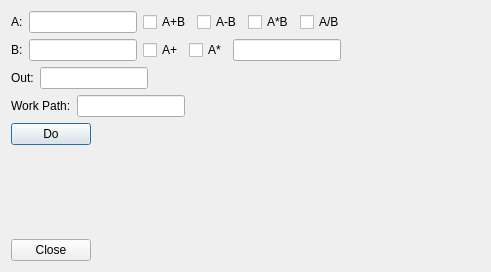
Qt form CroCo/arithmetic.ui (DPSablowski/croco) before a commit.
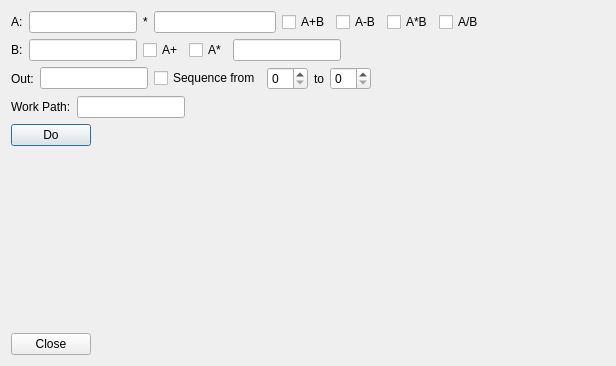
The same form after that commit.

Diff of the .ui file:
```diff
--- a/CroCo/arithmetic.ui
+++ b/CroCo/arithmetic.ui
@@ -6,15 +6,15 @@
    <rect>
     <x>0</x>
     <y>0</y>
-    <width>491</width>
-    <height>272</height>
+    <width>616</width>
+    <height>366</height>
    </rect>
   </property>
   <property name="windowTitle">
    <string>Dialog</string>
   </property>
-  <layout class="QVBoxLayout" name="verticalLayout">
-   <item>
+  <layout class="QGridLayout" name="gridLayout">
+   <item row="0" column="0">
     <layout class="QHBoxLayout" name="horizontalLayout">
      <item>
       <widget class="QLabel" name="label">
@@ -33,6 +33,16 @@
        </property>
       </widget>
      </item>
+     <item>
+      <widget class="QLabel" name="label_6">
+       <property name="text">
+        <string>*</string>
+       </property>
+      </widget>
+     </item>
+     <item>
+      <widget class="QLineEdit" name="lineEdit_6"/>
+     </item>
      <item>
       <widget class="QCheckBox" name="checkBox">
        <property name="text">
@@ -76,7 +86,7 @@
      </item>
     </layout>
    </item>
-   <item>
+   <item row="1" column="0">
     <layout class="QHBoxLayout" name="horizontalLayout_2">
      <item>
       <widget class="QLabel" name="label_2">
@@ -134,7 +144,7 @@
      </item>
     </layout>
    </item>
-   <item>
+   <item row="2" column="0">
     <layout class="QHBoxLayout" name="horizontalLayout_4">
      <item>
       <widget class="QLabel" name="label_4">
@@ -153,6 +163,26 @@
        </property>
       </widget>
      </item>
+     <item>
+      <widget class="QCheckBox" name="checkBox_7">
+       <property name="text">
+        <string>Sequence from</string>
+       </property>
+      </widget>
+     </item>
+     <item>
+      <widget class="QSpinBox" name="spinBox"/>
+     </item>
+     <item>
+      <widget class="QLabel" name="label_7">
+       <property name="text">
+        <string>to</string>
+       </property>
+      </widget>
+     </item>
+     <item>
+      <widget class="QSpinBox" name="spinBox_2"/>
+     </item>
      <item>
       <spacer name="horizontalSpacer">
        <property name="orientation">
@@ -168,7 +198,7 @@
      </item>
     </layout>
    </item>
-   <item>
+   <item row="3" column="0">
     <layout class="QHBoxLayout" name="horizontalLayout_3">
      <item>
       <widget class="QLabel" name="label_3">
@@ -202,7 +232,7 @@
      </item>
     </layout>
    </item>
-   <item>
+   <item row="4" column="0">
     <layout class="QHBoxLayout" name="horizontalLayout_6">
      <item>
       <widget class="QPushButton" name="pushButton_2">
@@ -232,7 +262,7 @@
      </item>
     </layout>
    </item>
-   <item>
+   <item row="5" column="0">
     <spacer name="verticalSpacer">
      <property name="orientation">
       <enum>Qt::Vertical</enum>
@@ -245,7 +275,7 @@
      </property>
     </spacer>
    </item>
-   <item>
+   <item row="6" column="0">
     <layout class="QHBoxLayout" name="horizontalLayout_5">
      <item>
       <widget class="QPushButton" name="pushButton">
```
